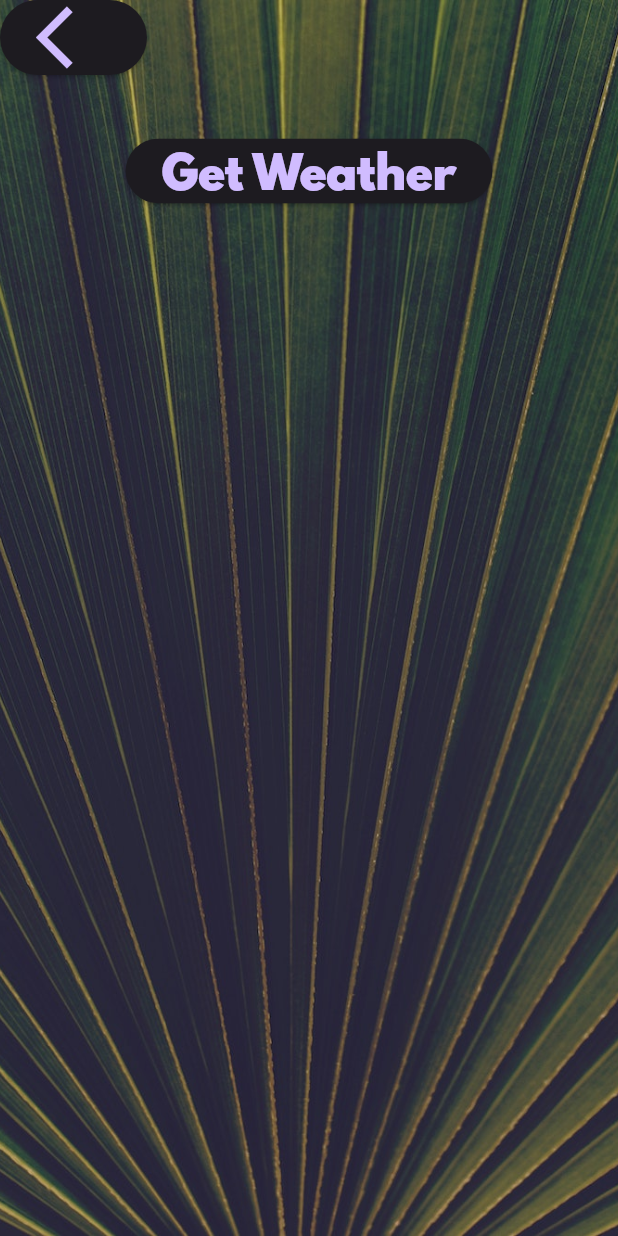
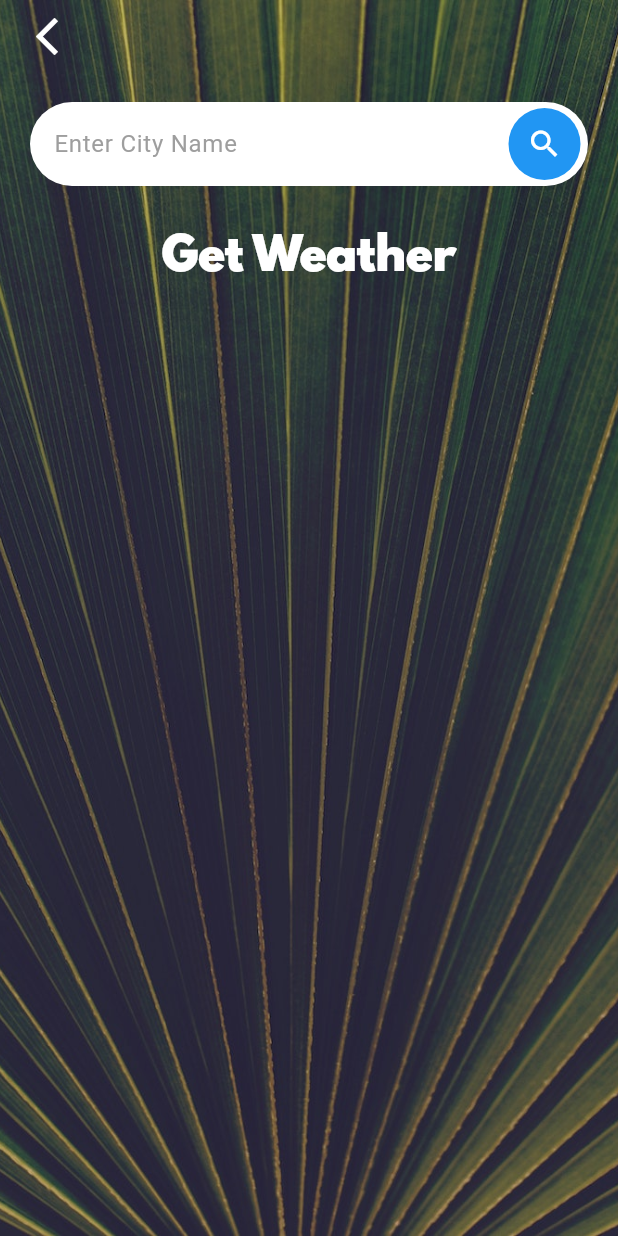
Before and after one commit to jahanzaibmushtaq/clima-weather-app, a Flutter app: the CityScreen screen opened directly, on a phone screen of 412 x 824 dp. Run offline on Flutter 3.47's test engine with Material 3 defaults, Android fonts, the phone set to English and light mode, and no system bars; our stand-ins replace flutter_spinkit, geolocator; network calls fail.

Commit message:
forth commit

```diff
--- a/lib/screens/city_screen.dart
+++ b/lib/screens/city_screen.dart
@@ -26,18 +26,45 @@ class _CityScreenState extends State<CityScreen> {
               Align(
                 alignment: Alignment.topLeft,
                 child: ElevatedButton(
+                  style: ElevatedButton.styleFrom(
+                    backgroundColor: Colors.transparent,
+                    shadowColor: Colors.transparent,
+                  ),
                   onPressed: () {},
                   child: const Icon(
                     Icons.arrow_back_ios,
-                    size: 50.0,
+                    size: 30.0,
+                    color: Colors.white,
                   ),
                 ),
               ),
               Container(
                 padding: const EdgeInsets.all(20.0),
-                child: null,
+                child: TextField(
+                  style:  const TextStyle(color: Colors.black),
+                  decoration: InputDecoration(
+                    filled: true,
+                    fillColor: Colors.white,
+                    suffixIcon: Container(
+                      margin: const EdgeInsets.only(right: 5),
+                      decoration: BoxDecoration(borderRadius: BorderRadius.circular(50), color: Colors.blue,),
+                      child:  IconButton(
+                          icon:  const Icon(Icons.search,color: Colors.white,),onPressed: (){}),
+                    ),
+                    hintText: "Enter City Name",
+                    hintStyle: const TextStyle(color: Colors.grey),
+                    border: const OutlineInputBorder(
+                      borderRadius: BorderRadius.all(Radius.circular(35)),
+                      borderSide: BorderSide.none,
+                    )
+                  ),
+                ),
               ),
               ElevatedButton(
+                style: ElevatedButton.styleFrom(
+                  backgroundColor: Colors.transparent,
+                  shadowColor: Colors.transparent,
+                ),
                 onPressed: () {},
                 child: const Text(
                   'Get Weather',
--- a/lib/utilities/constants.dart
+++ b/lib/utilities/constants.dart
@@ -7,11 +7,12 @@ const kTempTextStyle = TextStyle(
 
 const kMessageTextStyle = TextStyle(
   fontFamily: 'Spartan MB',
-  fontSize: 60.0,
+  fontSize: 50.0,
 );
 
 const kButtonTextStyle = TextStyle(
   fontSize: 30.0,
+  color: Colors.white,
   fontFamily: 'Spartan MB',
 );
 
--- a/pubspec.yaml
+++ b/pubspec.yaml
@@ -37,6 +37,8 @@ dependencies:
   cupertino_icons: ^1.0.2
   geolocator: ^10.1.0
   fluttertoast: ^8.2.4
+  http: ^1.1.2
+  flutter_spinkit: ^5.2.0
 
 dev_dependencies:
   flutter_test:
```
Also changed, not shown: lib/screens/loading_screen.dart (+24 -21 lines), lib/screens/location_screen.dart (+57 -18 lines), lib/services/location.dart (+5 -4 lines), lib/services/networking.dart (+17 -0 lines), lib/services/weather.dart (+17 -0 lines), pubspec.lock, 1 other file.
